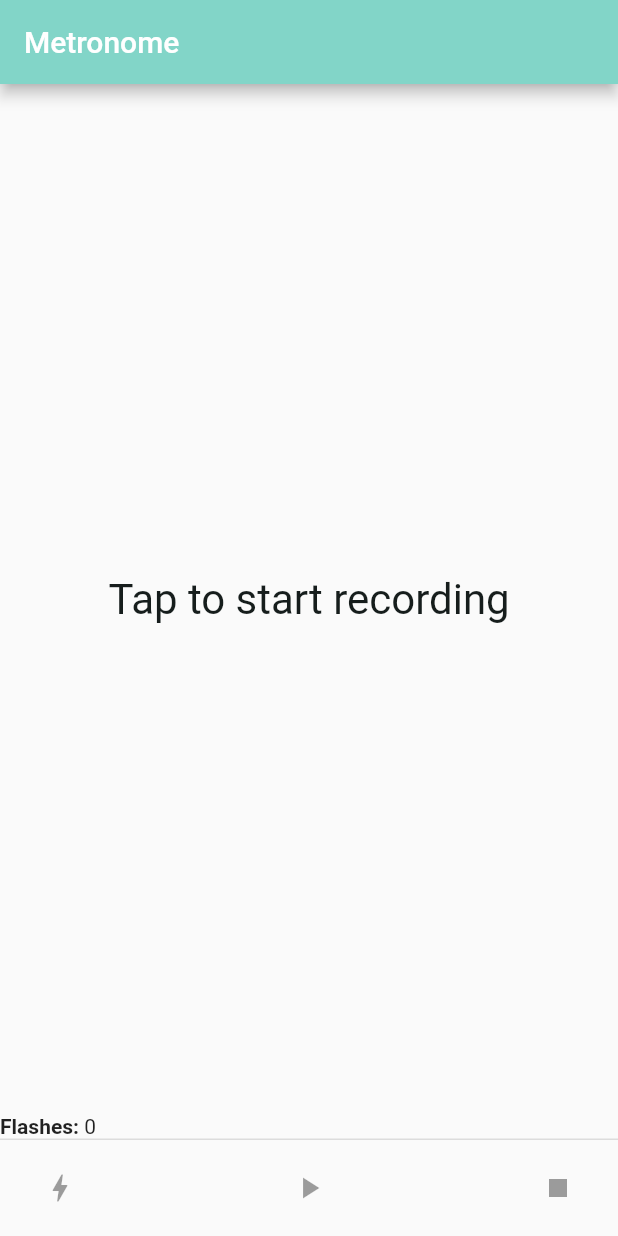
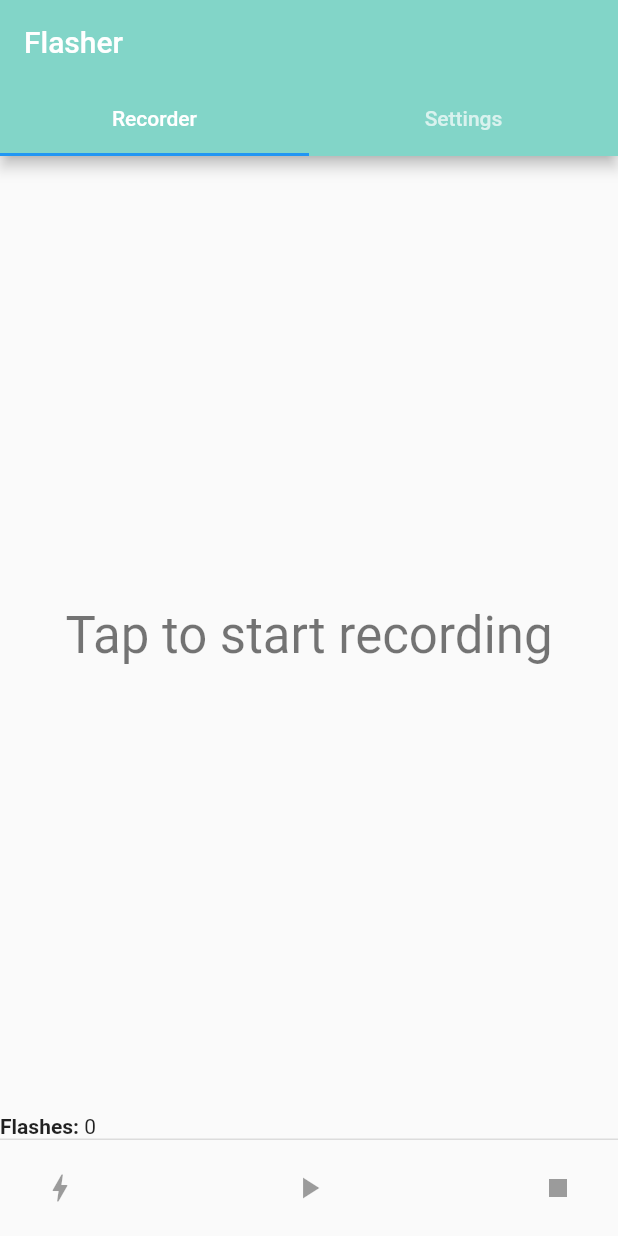
Before and after one commit to JosemyDuarte/Flashy, a Flutter app: the screen it shows after launch, on a phone screen of 412 x 824 dp. Run offline on Flutter 3.47's test engine with Material 2 defaults, Android fonts, the phone set to English and light mode, and no system bars.

Commit message:
Move recorder as a widget

```diff
--- /dev/null
+++ b/lib/Recorder.dart
@@ -0,0 +1,134 @@
+import 'package:flutter/material.dart';
+import 'package:metronome/FlashingScreen.dart';
+
+class RecorderWidget extends StatefulWidget {
+  @override
+  _RecorderWidgetState createState() => _RecorderWidgetState();
+}
+
+class _RecorderWidgetState extends State<RecorderWidget> {
+  List<Duration> durations = [];
+  bool isRecording = false;
+
+  List<Duration> _durations = [];
+  bool _isRecording = false;
+
+  DateTime lastPress = DateTime.timestamp();
+  DateTime previousPress = DateTime.timestamp();
+  String centerText = 'Tap to start recording';
+
+  void _recordPress() {
+    setState(() {
+      if (!_isRecording) {
+        _isRecording = true;
+        centerText = 'Recording...';
+        lastPress = DateTime.timestamp();
+
+        return;
+      }
+
+      previousPress = lastPress;
+      lastPress = DateTime.timestamp();
+
+      _durations.add(lastPress.difference(previousPress));
+    });
+  }
+
+  // clean up the presses and durations
+  void _clearPresses() {
+    setState(() {
+      _isRecording = false;
+      centerText = 'Tap to start recording';
+      _durations = [];
+    });
+  }
+
+  // stop recording
+  void _stopRecording() {
+    setState(() {
+      _isRecording = false;
+      if (_durations.length > 0) {
+        centerText = 'Hit play to start flashing\n\n or tap to record again';
+      } else
+        centerText = 'Tap to start recording';
+    });
+  }
+
+  void _playRecording() {
+    Navigator.push(
+      context,
+      MaterialPageRoute(
+        builder: (context) => PatternBackgroundWidget(pattern: _durations),
+      ),
+    );
+  }
+
+  @override
+  Widget build(BuildContext context) {
+    return Scaffold(
+      body: Column(
+        children: <Widget>[
+          Expanded(
+            child: InkWell(
+              onTap: _recordPress,
+              child: Center(
+                child: Text(
+                  '${centerText}',
+                  style: Theme.of(context).textTheme.headlineMedium,
+                ),
+              ),
+            ),
+          ),
+          Row(
+            children: [
+              const Text(
+                'Flashes: ',
+                style: TextStyle(
+                  fontWeight: FontWeight.bold,
+                ),
+              ),
+              Text('${_durations.length}'),
+            ],
+          ),
+          OverflowBar(
+            children: [
+              for (var i = 0; i < _durations.length; i++)
+                Container(
+                  width: 10,
+                  height: 10,
+                  margin: const EdgeInsets.all(2),
+                  decoration: BoxDecoration(
+                    color: i % 2 == 0 ? Colors.black : Colors.white,
+                    shape: BoxShape.circle,
+                  ),
+                ),
+            ],
+          )
+        ],
+      ),
+      persistentFooterButtons: <Widget>[
+        Row(
+          mainAxisAlignment: MainAxisAlignment.center, // Center the buttons
+          children: <Widget>[
+            TextButton(
+              onPressed: _durations.length > 0 ? _clearPresses : null,
+              child: const Icon(Icons.bolt),
+            ),
+            Spacer(),
+            TextButton(
+              onPressed: !_isRecording && _durations.length > 0
+                  ? _playRecording
+                  : null,
+              child: const Icon(Icons.play_arrow),
+            ),
+            Spacer(),
+            TextButton(
+              onPressed: _isRecording ? _stopRecording : null,
+              child: const Icon(Icons.stop),
+            ),
+          ],
+        ),
+      ],
+    );
+  }
+}
--- a/lib/main.dart
+++ b/lib/main.dart
@@ -1,5 +1,6 @@
 import 'package:flutter/material.dart';
 import 'package:metronome/FlashingScreen.dart';
+import 'package:metronome/Recorder.dart';
 
 void main() {
   runApp(const MyApp());
@@ -12,12 +13,12 @@ class MyApp extends StatelessWidget {
   @override
   Widget build(BuildContext context) {
     return MaterialApp(
-      title: 'Metronome',
+      title: 'Flasher',
       theme: ThemeData(
         colorScheme: ColorScheme.fromSeed(seedColor: Colors.teal),
         useMaterial3: true,
       ),
-      home: const MyHomePage(title: 'Metronome'),
+      home: const MyHomePage(title: 'Flasher'),
     );
   }
 }
@@ -89,74 +90,25 @@ class _MyHomePageState extends State<MyHomePage> {
   Widget build(BuildContext context) {
     return MaterialApp(
       title: 'Flasher',
-      home: Scaffold(
-        appBar: AppBar(
-          backgroundColor: Theme.of(context).colorScheme.inversePrimary,
-          title: Text(widget.title),
-        ),
-        body: Column(
-          children: <Widget>[
-            Expanded(
-              child: InkWell(
-                onTap: _recordPress,
-                child: Center(
-                  child: Text(
-                    '${centerText}',
-                    style: Theme.of(context).textTheme.headlineMedium,
-                  ),
-                ),
-              ),
-            ),
-            Row(
-              children: [
-                const Text(
-                  'Flashes: ',
-                  style: TextStyle(
-                    fontWeight: FontWeight.bold,
-                  ),
-                ),
-                Text('${_durations.length}'),
-              ],
-            ),
-            OverflowBar(
-              children: [
-                for (var i = 0; i < _durations.length; i++)
-                  Container(
-                    width: 10,
-                    height: 10,
-                    margin: const EdgeInsets.all(2),
-                    decoration: BoxDecoration(
-                      color: i % 2 == 0 ? Colors.black : Colors.white,
-                      shape: BoxShape.circle,
-                    ),
-                  ),
-              ],
-            )
-          ],
-        ),
-        persistentFooterButtons: <Widget>[
-          Row(
-            mainAxisAlignment: MainAxisAlignment.center, // Center the buttons
-            children: <Widget>[
-              TextButton(
-                onPressed: _durations.length > 0 ? _clearPresses : null,
-                child: const Icon(Icons.bolt),
-              ),
-              Spacer(),
-              TextButton(
-                onPressed: !_isRecording && _durations.length > 0
-                    ? _playRecording
-                    : null,
-                child: const Icon(Icons.play_arrow),
-              ),
-              Spacer(),
-              TextButton(
-                onPressed: _isRecording ? _stopRecording : null,
-                child: const Icon(Icons.stop),
-              ),
+      home: DefaultTabController(
+        length: 2,
+        child: Scaffold(
+          appBar: AppBar(
+              backgroundColor: Theme.of(context).colorScheme.inversePrimary,
+              title: Text(widget.title),
+              bottom: const TabBar(
+                tabs: [
+                  Tab(text: 'Recorder'),
+                  Tab(text: 'Settings'),
+                ],
+              )),
+          body: TabBarView(
+            children: [
+              RecorderWidget(),
+              Container(color: Colors.black26),
             ],
           ),
-        ],
+        ),
       ),
     );
   }
```
